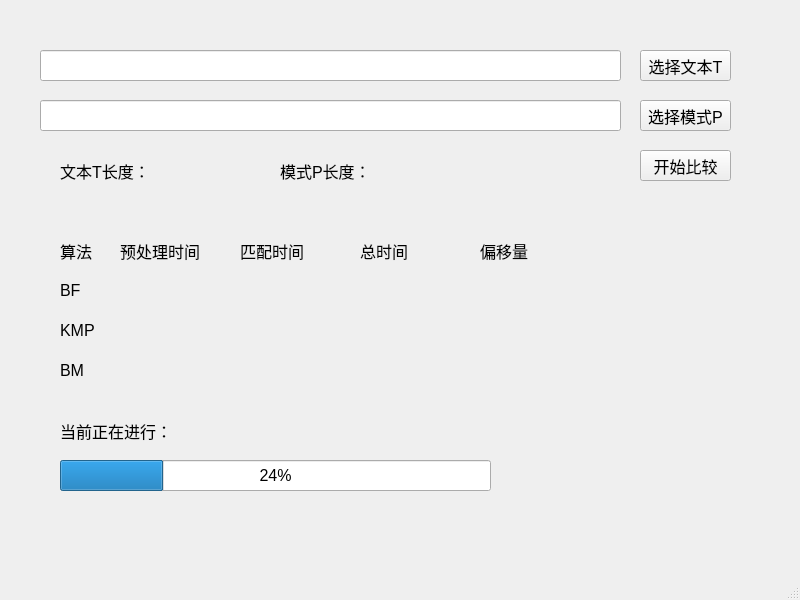
First picture: the form in mainwindow.ui, repository Arsener/StringMatchingCompare, before the edit.
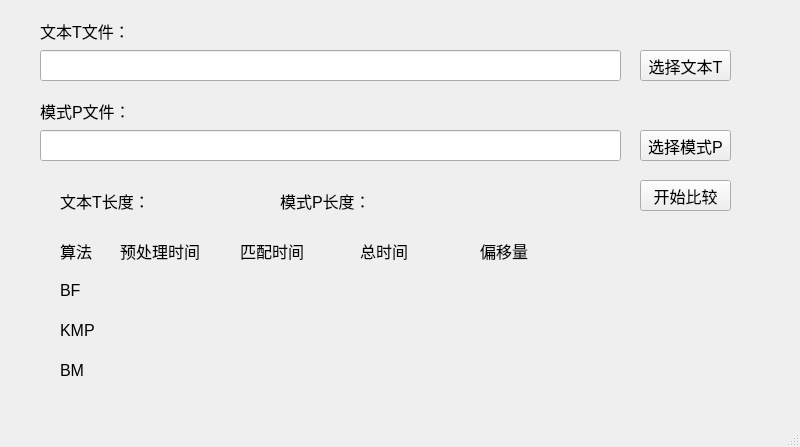
Second picture: the form after the edit.

Commit message: 选择文件

Diff of the .ui file:
```diff
--- a/mainwindow.ui
+++ b/mainwindow.ui
@@ -7,7 +7,7 @@
     <x>0</x>
     <y>0</y>
     <width>800</width>
-    <height>600</height>
+    <height>447</height>
    </rect>
   </property>
   <property name="windowTitle">
@@ -28,7 +28,7 @@
     <property name="geometry">
      <rect>
       <x>40</x>
-      <y>100</y>
+      <y>130</y>
       <width>581</width>
       <height>31</height>
      </rect>
@@ -38,7 +38,7 @@
     <property name="geometry">
      <rect>
       <x>640</x>
-      <y>150</y>
+      <y>180</y>
       <width>91</width>
       <height>31</height>
      </rect>
@@ -327,65 +327,11 @@
      <string/>
     </property>
    </widget>
-   <widget class="QLabel" name="label_7">
-    <property name="geometry">
-     <rect>
-      <x>60</x>
-      <y>410</y>
-      <width>111</width>
-      <height>41</height>
-     </rect>
-    </property>
-    <property name="font">
-     <font>
-      <pointsize>12</pointsize>
-     </font>
-    </property>
-    <property name="text">
-     <string>当前正在进行：</string>
-    </property>
-   </widget>
-   <widget class="QLabel" name="processLabel">
-    <property name="geometry">
-     <rect>
-      <x>170</x>
-      <y>410</y>
-      <width>391</width>
-      <height>41</height>
-     </rect>
-    </property>
-    <property name="font">
-     <font>
-      <pointsize>12</pointsize>
-     </font>
-    </property>
-    <property name="text">
-     <string/>
-    </property>
-   </widget>
-   <widget class="QProgressBar" name="progressBar">
-    <property name="geometry">
-     <rect>
-      <x>60</x>
-      <y>460</y>
-      <width>431</width>
-      <height>31</height>
-     </rect>
-    </property>
-    <property name="font">
-     <font>
-      <pointsize>12</pointsize>
-     </font>
-    </property>
-    <property name="value">
-     <number>24</number>
-    </property>
-   </widget>
    <widget class="QLabel" name="label_8">
     <property name="geometry">
      <rect>
       <x>60</x>
-      <y>150</y>
+      <y>180</y>
       <width>91</width>
       <height>41</height>
      </rect>
@@ -403,7 +349,7 @@
     <property name="geometry">
      <rect>
       <x>280</x>
-      <y>150</y>
+      <y>180</y>
       <width>91</width>
       <height>41</height>
      </rect>
@@ -493,7 +439,7 @@
     <property name="geometry">
      <rect>
       <x>150</x>
-      <y>150</y>
+      <y>180</y>
       <width>91</width>
       <height>41</height>
      </rect>
@@ -511,7 +457,7 @@
     <property name="geometry">
      <rect>
       <x>370</x>
-      <y>150</y>
+      <y>180</y>
       <width>91</width>
       <height>41</height>
      </rect>
@@ -565,7 +511,7 @@
     <property name="geometry">
      <rect>
       <x>640</x>
-      <y>100</y>
+      <y>130</y>
       <width>91</width>
       <height>31</height>
      </rect>
@@ -579,6 +525,42 @@
      <string>选择模式P</string>
     </property>
    </widget>
+   <widget class="QLabel" name="label_12">
+    <property name="geometry">
+     <rect>
+      <x>40</x>
+      <y>10</y>
+      <width>91</width>
+      <height>41</height>
+     </rect>
+    </property>
+    <property name="font">
+     <font>
+      <pointsize>12</pointsize>
+     </font>
+    </property>
+    <property name="text">
+     <string>文本T文件：</string>
+    </property>
+   </widget>
+   <widget class="QLabel" name="label_13">
+    <property name="geometry">
+     <rect>
+      <x>40</x>
+      <y>90</y>
+      <width>91</width>
+      <height>41</height>
+     </rect>
+    </property>
+    <property name="font">
+     <font>
+      <pointsize>12</pointsize>
+     </font>
+    </property>
+    <property name="text">
+     <string>模式P文件：</string>
+    </property>
+   </widget>
   </widget>
   <widget class="QMenuBar" name="menubar">
    <property name="geometry">
```
The commit also changes 8 other files.
